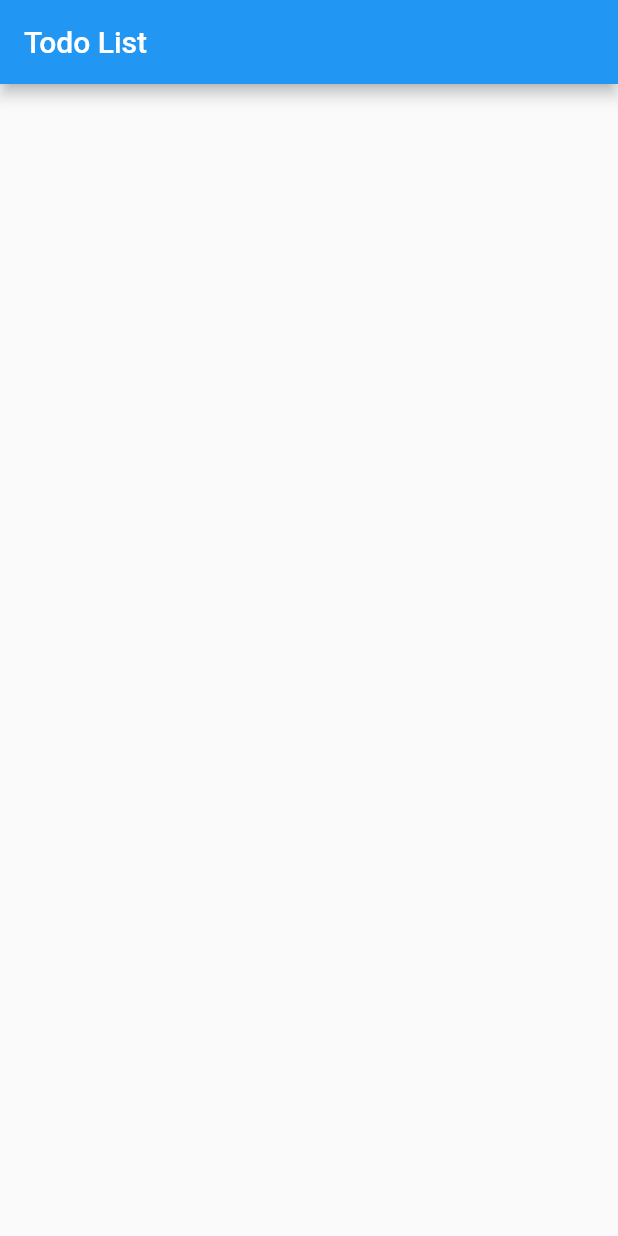
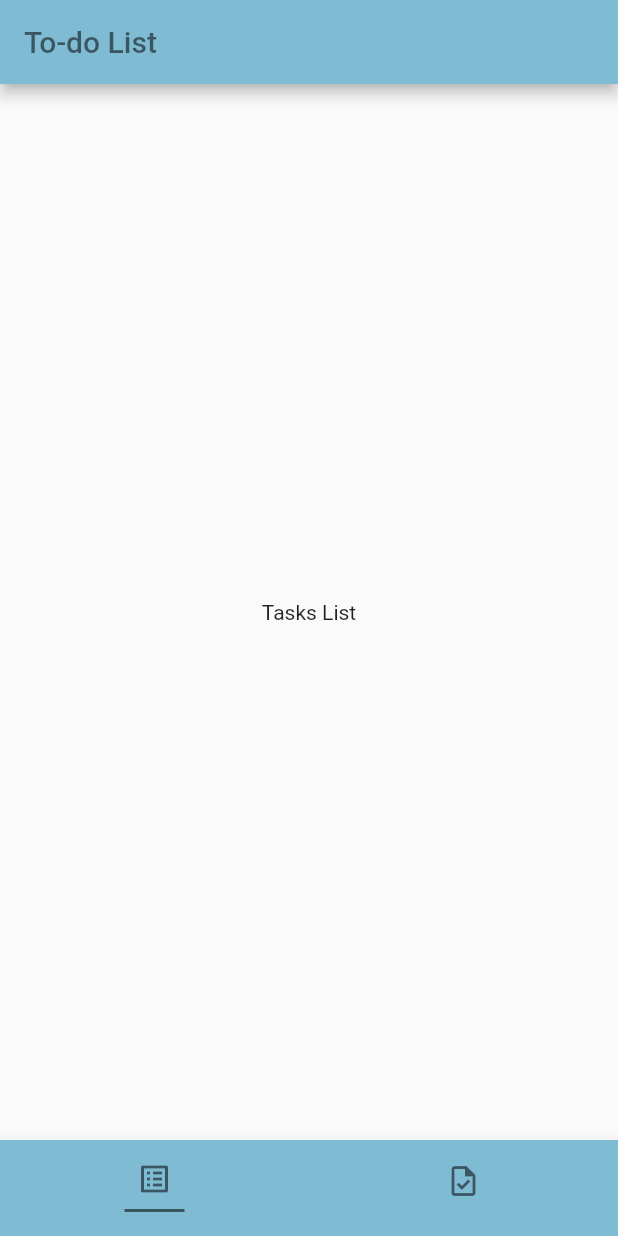
Before and after one commit to micapiacenza/todolist, a Flutter app: the screen it shows after launch, on a phone screen of 412 x 824 dp. Run offline on Flutter 3.47's test engine with Material 2 defaults, Android fonts, the phone set to English and light mode, and no system bars; our stand-ins replace flutter_riverpod, riverpod.

Commit message:
App main scaffold added responsive for web and mobile

```diff
--- /dev/null
+++ b/lib/common/providers/providers.dart
@@ -0,0 +1,23 @@
+import 'package:flutter/material.dart';
+import 'package:riverpod/riverpod.dart';
+import 'package:todolist/screens/completed_tasks_list/completed_tasks_list.dart';
+import 'package:todolist/screens/tasks_list/tasks_list.dart';
+
+// Screens Index
+final StateProvider<int> indexProvider = StateProvider<int>((_) => 0);
+
+final List<Widget> _screens = [
+  TasksList(),
+  CompletedTasksList(),
+];
+
+final StateProvider<Widget?> widgetNavigatorProvider = StateProvider<Widget?>((_) => null);
+
+final StateProvider<Widget> bodyProvider = StateProvider<Widget>((ref) {
+  final Widget? widget = ref.watch(widgetNavigatorProvider);
+  if (widget != null) {
+    return widget;
+  }
+  final int index = ref.watch(indexProvider);
+  return _screens[index];
+});
--- a/lib/common/responsive/desktop_body.dart
+++ b/lib/common/responsive/desktop_body.dart
@@ -1,10 +1,37 @@
 import 'package:flutter/material.dart';
+
+import '../../screens/completed_tasks_list/completed_tasks_list.dart';
+import '../../screens/tasks_list/tasks_list.dart';
+import '../theme/theme.dart';
 
 class DesktopBody extends StatelessWidget {
   const DesktopBody({Key? key}) : super(key: key);
 
   @override
   Widget build(BuildContext context) {
-    return Container();
+    return DefaultTabController(
+        length: 2,
+        initialIndex: 1,
+        child: Scaffold(
+          appBar: AppBar(
+            title: Text('To-do List',
+                style: TextStyle(color: lightTheme.unselectedWidgetColor)
+            ),
+            bottom: TabBar(
+              tabs: [
+                Tab(text: 'Tasks List'),
+                Tab(text: 'Completed Tasks'),
+              ],
+
+            ),
+          ),
+          body: TabBarView(
+            children: [
+              TasksList(),
+              CompletedTasksList()
+            ],
+          ),
+        ),
+    );
   }
 }
--- a/lib/common/responsive/mobile_body.dart
+++ b/lib/common/responsive/mobile_body.dart
@@ -1,10 +1,27 @@
 import 'package:flutter/material.dart';
+import 'package:flutter_riverpod/flutter_riverpod.dart';
 
-class MobileBody extends StatelessWidget {
+import '../providers/providers.dart';
+import '../widgets/bottom_nav_bar.dart';
+import '../theme/theme.dart';
+
+class MobileBody extends ConsumerWidget {
   const MobileBody({Key? key}) : super(key: key);
 
   @override
-  Widget build(BuildContext context) {
-    return Container();
+  Widget build(BuildContext context, WidgetRef ref) {
+    return DefaultTabController(
+      length: 2,
+      initialIndex: 1,
+      child: Scaffold(
+        appBar: AppBar(
+          title: Text('To-do List',
+              style: TextStyle(color: lightTheme.unselectedWidgetColor)
+          ),
+        ),
+        bottomNavigationBar: BottomNavBar(),
+        body: ref.watch(bodyProvider),
+      ),
+    );
   }
 }
--- /dev/null
+++ b/lib/common/widgets/bottom_nav_bar.dart
@@ -0,0 +1,61 @@
+import 'package:flutter/material.dart';
+import 'package:flutter_riverpod/flutter_riverpod.dart';
+import 'package:todolist/common/providers/providers.dart';
+import 'package:todolist/common/theme/theme.dart';
+
+import '../constants/app_sizes.dart';
+
+class BottomNavBar extends ConsumerWidget {
+  @override
+  Widget build(BuildContext context, WidgetRef ref) {
+    final bool isOveridden = (ref.watch(widgetNavigatorProvider) != null);
+    int _currentIndex = ref.watch(indexProvider);
+
+    return BottomNavigationBar(
+      showSelectedLabels: false,
+      showUnselectedLabels: false,
+      backgroundColor: lightTheme.primaryColor,
+      currentIndex: _currentIndex,
+      items: [
+        customBottomNavigationBarItem(
+          'Tasks',
+          Icons.list_alt,
+          isOveridden ? 10 : _currentIndex,
+          0,
+        ),
+        customBottomNavigationBarItem(
+          'Completed Tasks',
+          Icons.task_outlined,
+          isOveridden ? 10 : _currentIndex,
+          1,
+        ),
+      ],
+      onTap: (int index) {
+        ref.read(widgetNavigatorProvider.notifier).state = null;
+        ref.read(indexProvider.notifier).state = index;
+      },
+    );
+  }
+}
+
+BottomNavigationBarItem customBottomNavigationBarItem(String label, IconData icon, int currentIndex, int itemIndex) {
+  bool isSelected = currentIndex == itemIndex;
+  return BottomNavigationBarItem(
+    icon: Column(
+      children: [
+        Icon(icon, size: 24.0, color: lightTheme.unselectedWidgetColor),
+        gapH8,
+        isSelected ? Underline() : Container(),
+      ],
+    ),
+    label: label,
+    backgroundColor: lightTheme.unselectedWidgetColor,
+  );
+}
+
+class Underline extends StatelessWidget {
+  @override
+  Widget build(BuildContext context) {
+    return Container(height: 2, width: 40.0, color: lightTheme.unselectedWidgetColor);
+  }
+}
--- a/lib/main.dart
+++ b/lib/main.dart
@@ -1,8 +1,11 @@
 import 'package:flutter/material.dart';
+import 'package:flutter_riverpod/flutter_riverpod.dart';
 import 'package:todolist/root.dart';
 
+import 'common/theme/theme.dart';
+
 void main() {
-  runApp(const MyApp());
+  runApp(ProviderScope(child: MyApp()));
 }
 
 class MyApp extends StatelessWidget {
@@ -12,9 +15,7 @@ class MyApp extends StatelessWidget {
   Widget build(BuildContext context) {
     return MaterialApp(
       title: 'Todo List',
-      theme: ThemeData(
-        primarySwatch: Colors.blue,
-      ),
+      theme: lightTheme,
       home: const Root(),
     );
   }
--- a/lib/root.dart
+++ b/lib/root.dart
@@ -9,16 +9,9 @@ class Root extends StatelessWidget {
 
   @override
   Widget build(BuildContext context) {
-    return SafeArea(
-        child: Scaffold(
-          appBar: AppBar(
-            title: Text('Todo List'),
-          ),
-          body: ResponsiveLayout(
-            mobileBody: MobileBody(),
-            desktopBody: DesktopBody(),
-          )
-        )
+    return ResponsiveLayout(
+      mobileBody: MobileBody(),
+      desktopBody: DesktopBody(),
     );
   }
 }
--- /dev/null
+++ b/lib/screens/completed_tasks_list/completed_tasks_list.dart
@@ -0,0 +1,12 @@
+import 'package:flutter/material.dart';
+
+class CompletedTasksList extends StatelessWidget {
+  const CompletedTasksList({Key? key}) : super(key: key);
+
+  @override
+  Widget build(BuildContext context) {
+    return Center(
+      child: Text('Completed Tasks List'),
+    );
+  }
+}
--- /dev/null
+++ b/lib/screens/tasks_list/tasks_list.dart
@@ -0,0 +1,12 @@
+import 'package:flutter/material.dart';
+
+class TasksList extends StatelessWidget {
+  const TasksList({Key? key}) : super(key: key);
+
+  @override
+  Widget build(BuildContext context) {
+    return Center(
+      child: Text('Tasks List'),
+    );
+  }
+}
```
